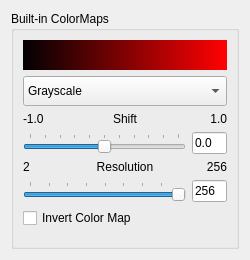
First picture: the form in src/Interface/Modules/Visualization/CreateBasicColorMap.ui, repository SCIInstitute/SCIRun, before the edit.
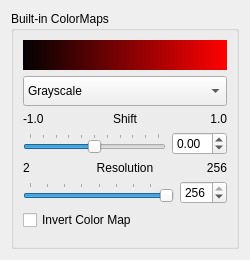
Second picture: the form after the edit.

Commit message: applying color map options to shaders.

What changed in the file:
```diff
--- a/src/Interface/Modules/Visualization/CreateBasicColorMap.ui
+++ b/src/Interface/Modules/Visualization/CreateBasicColorMap.ui
@@ -147,18 +147,15 @@
          </widget>
         </item>
         <item>
-         <widget class="QLineEdit" name="shiftText_">
-          <property name="maximumSize">
-           <size>
-            <width>35</width>
-            <height>25</height>
-           </size>
+         <widget class="QDoubleSpinBox" name="shiftSpin_">
+          <property name="minimum">
+           <double>-1.000000000000000</double>
           </property>
-          <property name="text">
-           <string>0.0</string>
+          <property name="maximum">
+           <double>1.000000000000000</double>
           </property>
-          <property name="readOnly">
-           <bool>false</bool>
+          <property name="singleStep">
+           <double>0.010000000000000</double>
           </property>
          </widget>
         </item>
@@ -229,18 +226,15 @@
          </widget>
         </item>
         <item>
-         <widget class="QLineEdit" name="resolutionText_">
-          <property name="maximumSize">
-           <size>
-            <width>35</width>
-            <height>25</height>
-           </size>
+         <widget class="QSpinBox" name="resolutionSpin_">
+          <property name="minimum">
+           <number>2</number>
           </property>
-          <property name="text">
-           <string>256</string>
+          <property name="maximum">
+           <number>256</number>
           </property>
-          <property name="readOnly">
-           <bool>false</bool>
+          <property name="value">
+           <number>256</number>
           </property>
          </widget>
         </item>
@@ -251,6 +245,9 @@
         <property name="text">
          <string>Invert Color Map</string>
         </property>
+        <property name="checked">
+         <bool>false</bool>
+        </property>
        </widget>
       </item>
       <item>
```
The commit also changes 8 other files.
